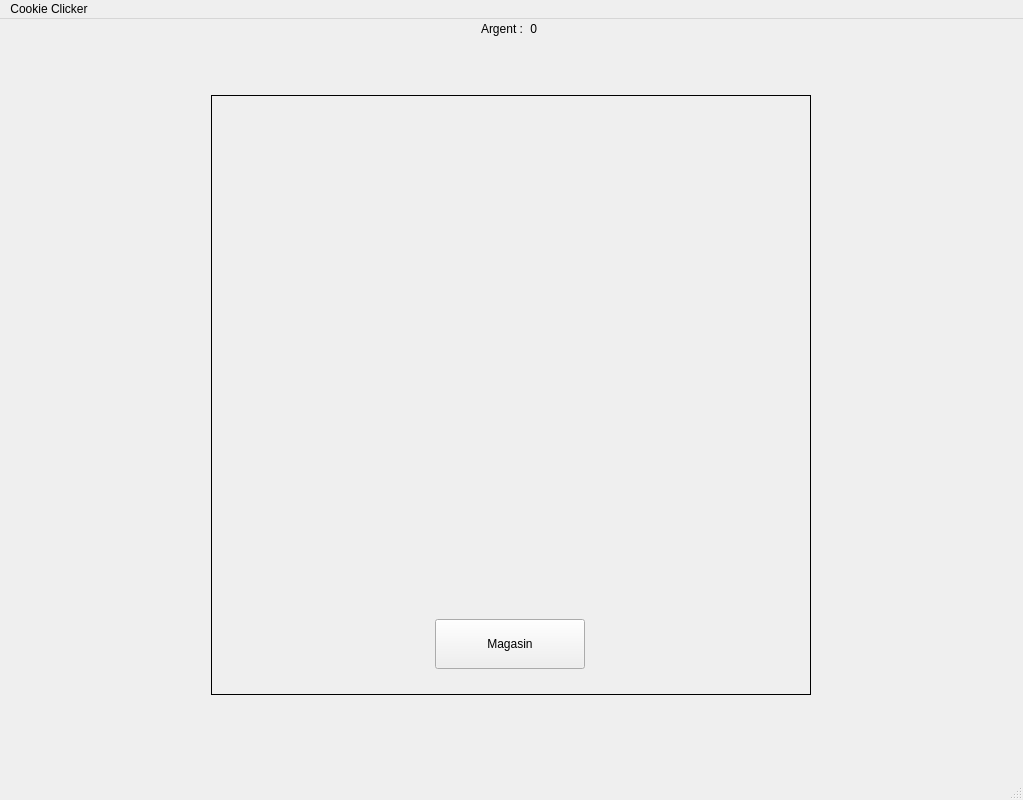
Above: CookieClicker2/cookieclicker2.ui from SimonBach1/QtProject before the change. Below: the same form after it.
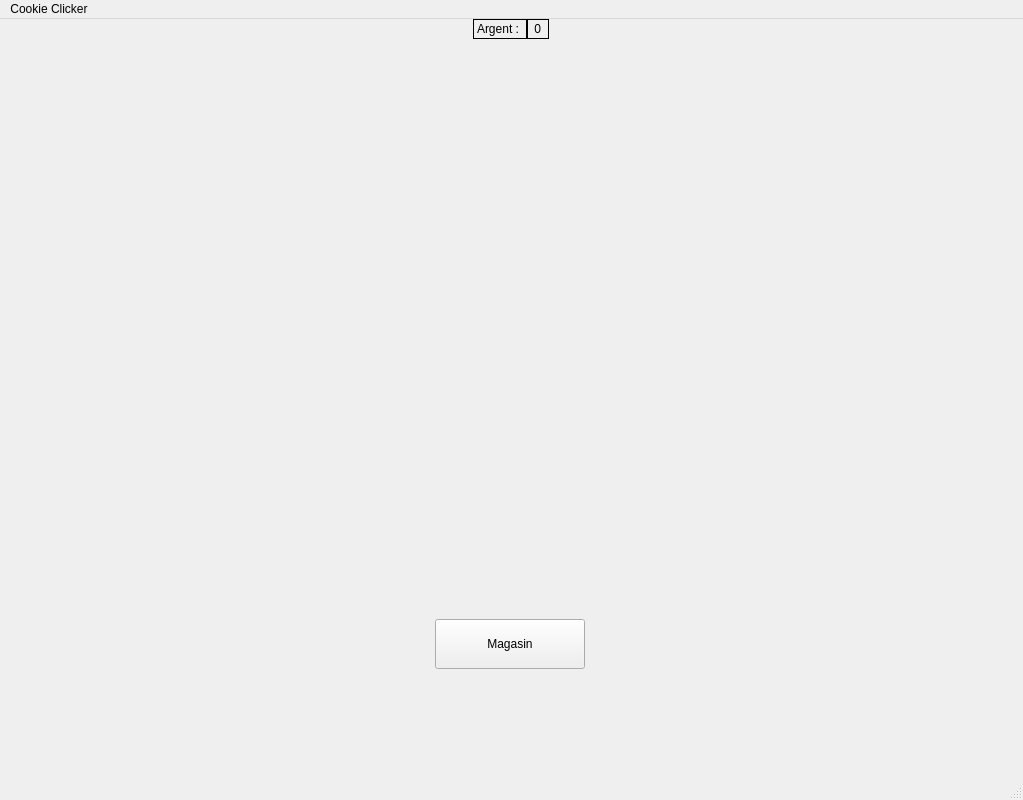
That is the form after the change.

Diff of the .ui file:
```diff
--- a/CookieClicker2/cookieclicker2.ui
+++ b/CookieClicker2/cookieclicker2.ui
@@ -64,10 +64,13 @@
         <widget class="QLabel" name="label">
          <property name="maximumSize">
           <size>
-           <width>50</width>
-           <height>100</height>
+           <width>500</width>
+           <height>500</height>
           </size>
          </property>
+         <property name="frameShape">
+          <enum>QFrame::Panel</enum>
+         </property>
          <property name="text">
           <string>Argent : </string>
          </property>
@@ -77,10 +80,13 @@
         <widget class="QLabel" name="money">
          <property name="maximumSize">
           <size>
-           <width>50</width>
-           <height>100</height>
+           <width>500</width>
+           <height>500</height>
           </size>
          </property>
+         <property name="frameShape">
+          <enum>QFrame::Panel</enum>
+         </property>
          <property name="text">
           <string> 0 </string>
          </property>
@@ -96,8 +102,8 @@
          </property>
          <property name="sizeHint" stdset="0">
           <size>
-           <width>400</width>
-           <height>0</height>
+           <width>40</width>
+           <height>20</height>
           </size>
          </property>
         </spacer>
@@ -156,7 +162,7 @@
           </size>
          </property>
          <property name="frameShape">
-          <enum>QFrame::Box</enum>
+          <enum>QFrame::NoFrame</enum>
          </property>
          <property name="text">
           <string/>
```
